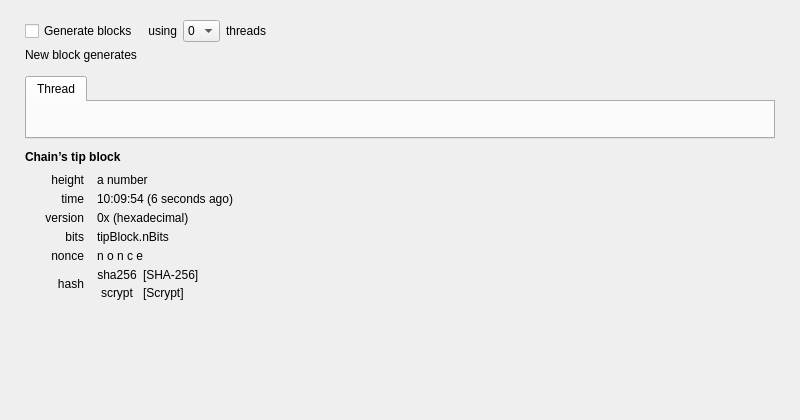
The window that src/qt/forms/generatecoinspage.ui (VadiqueMe/dogecoin) describes before a commit, drawn with Qt 5.
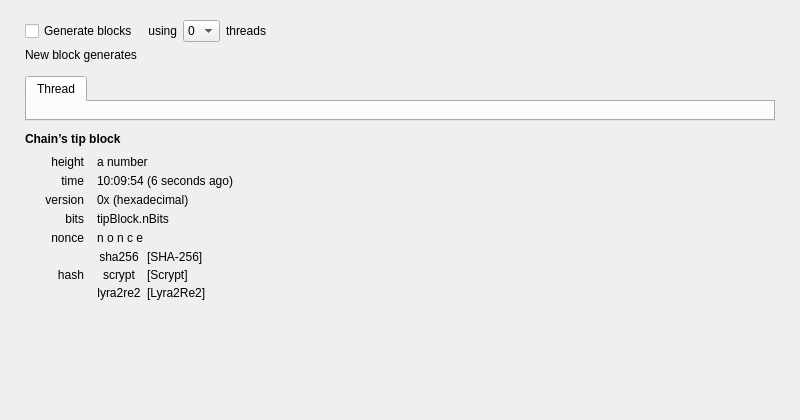
The same window after the commit. Custom widgets are drawn as their Qt base class.

Commit message:
add Lyra2RE chained crypto algorithm and friends
recreate the inu chain with the new genesis block and updated parameters

now the solution for a block for the inu chain
is each of scrypt, sha256 and lyra2re2 hashes together

bin unused fPowAllowDigishieldMinDifficultyBlocks consensus parameter

```diff
--- a/src/qt/forms/generatecoinspage.ui
+++ b/src/qt/forms/generatecoinspage.ui
@@ -610,6 +610,52 @@
                </property>
               </widget>
              </item>
+             <item row="2" column="0">
+              <widget class="QLabel" name="tipBlockHashLyra2Re2Label">
+               <property name="sizePolicy">
+                <sizepolicy hsizetype="Preferred" vsizetype="Preferred">
+                 <horstretch>0</horstretch>
+                 <verstretch>0</verstretch>
+                </sizepolicy>
+               </property>
+               <property name="font">
+                <font>
+                 <italic>false</italic>
+                </font>
+               </property>
+               <property name="text">
+                <string notr="true">lyra2re2</string>
+               </property>
+               <property name="textFormat">
+                <enum>Qt::PlainText</enum>
+               </property>
+               <property name="alignment">
+                <set>Qt::AlignCenter</set>
+               </property>
+              </widget>
+             </item>
+             <item row="2" column="1">
+              <widget class="QLabel" name="tipBlockHashLyra2Re2">
+               <property name="sizePolicy">
+                <sizepolicy hsizetype="MinimumExpanding" vsizetype="Preferred">
+                 <horstretch>0</horstretch>
+                 <verstretch>0</verstretch>
+                </sizepolicy>
+               </property>
+               <property name="cursor">
+                <cursorShape>IBeamCursor</cursorShape>
+               </property>
+               <property name="text">
+                <string notr="true">[Lyra2Re2]</string>
+               </property>
+               <property name="textFormat">
+                <enum>Qt::PlainText</enum>
+               </property>
+               <property name="textInteractionFlags">
+                <set>Qt::TextSelectableByMouse</set>
+               </property>
+              </widget>
+             </item>
             </layout>
            </widget>
           </item>
```
The commit also changes 52 other files.
